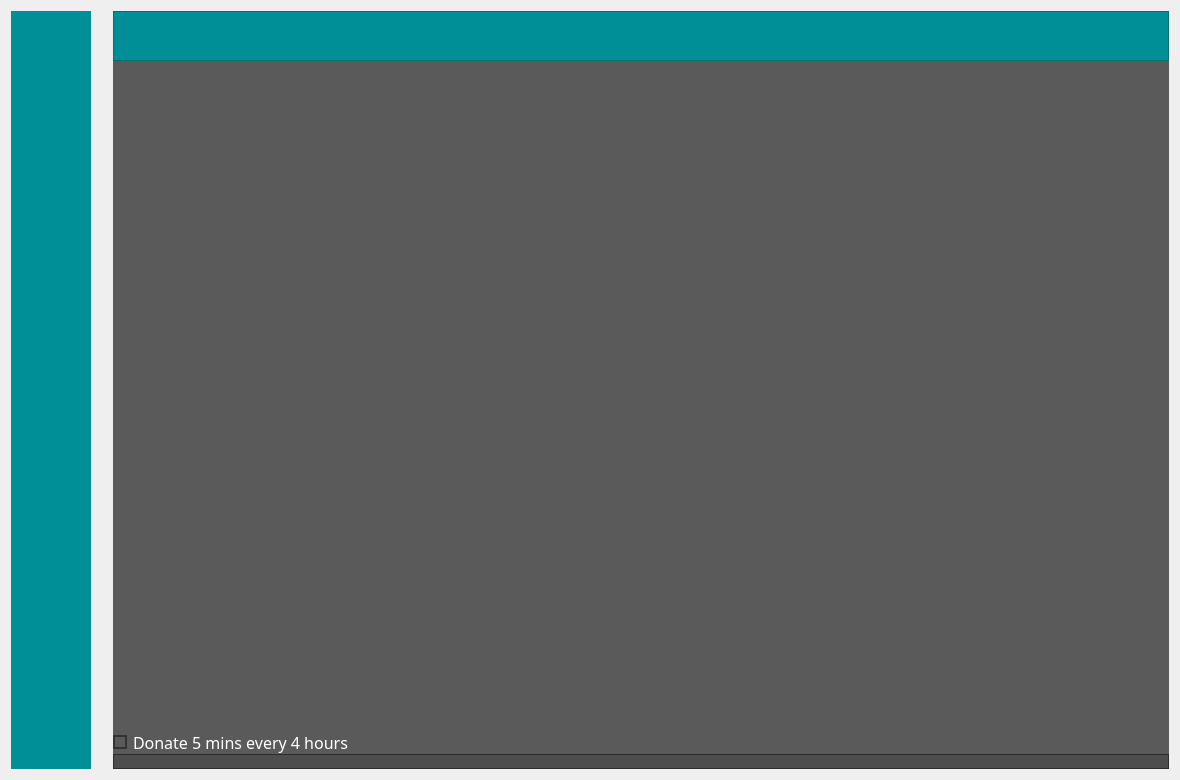
Before: the Qt Designer form Code/References/MinerLamp-master/MinerLamp-master/mainwindow.ui in UndertakerW/MinersCoffee, drawn with Qt 5.
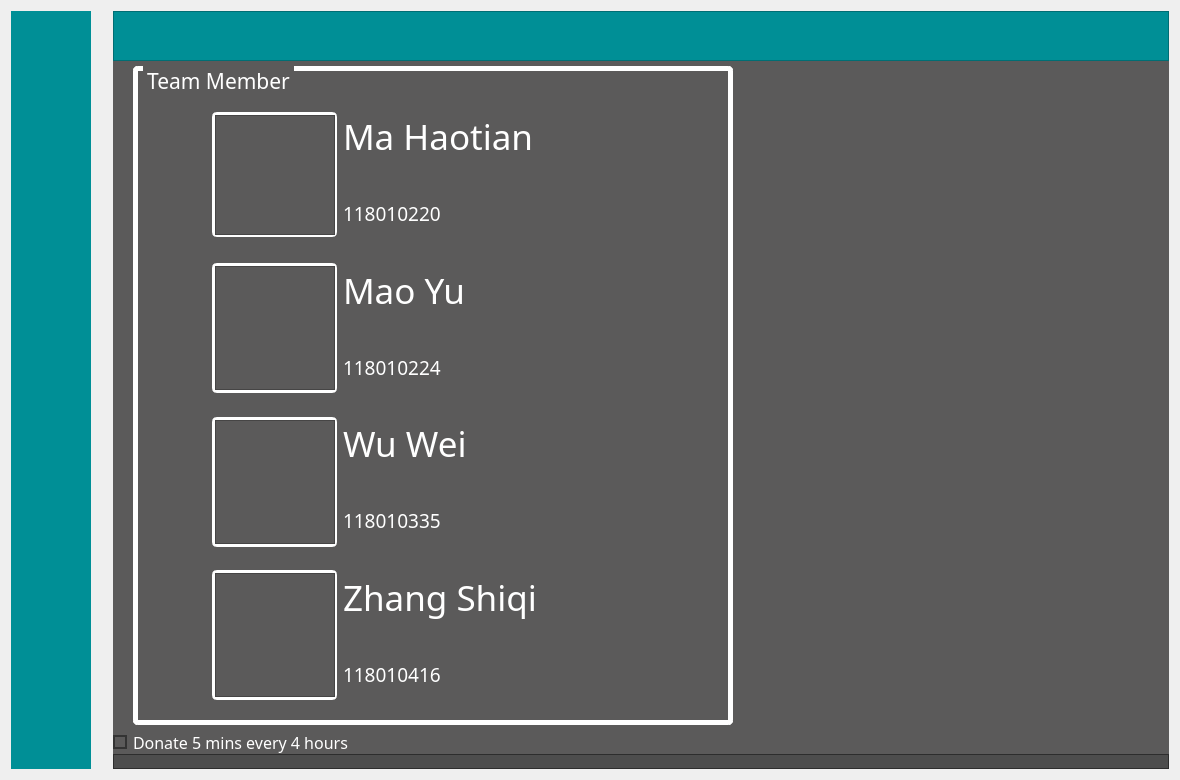
After: the same form once the commit is applied. The open tabs and pages were chosen to show the change. Icons and pictures are not drawn. Custom widgets are drawn as their Qt base class.

The edit to the form file:
```diff
--- a/Code/References/MinerLamp-master/MinerLamp-master/mainwindow.ui
+++ b/Code/References/MinerLamp-master/MinerLamp-master/mainwindow.ui
@@ -7213,7 +7213,10 @@
            </layout>
           </widget>
           <widget class="QWidget" name="pageHelp">
-           <layout class="QGridLayout" name="gridLayout_25">
+           <layout class="QVBoxLayout" name="verticalLayout_37">
+            <property name="spacing">
+             <number>0</number>
+            </property>
             <property name="leftMargin">
              <number>0</number>
             </property>
@@ -7226,10 +7229,7 @@
             <property name="bottomMargin">
              <number>0</number>
             </property>
-            <property name="spacing">
-             <number>0</number>
-            </property>
-            <item row="0" column="0" colspan="2">
+            <item>
              <widget class="QFrame" name="frameMonitorBar_3">
               <property name="minimumSize">
                <size>
@@ -7271,17 +7271,634 @@
               </layout>
              </widget>
             </item>
-            <item row="1" column="0">
-             <widget class="QLabel" name="label_38">
+            <item>
+             <layout class="QHBoxLayout" name="horizontalLayout_61">
+              <property name="leftMargin">
+               <number>20</number>
+              </property>
+              <property name="topMargin">
+               <number>5</number>
+              </property>
+              <property name="bottomMargin">
+               <number>5</number>
+              </property>
+              <item>
+               <widget class="QGroupBox" name="groupBox_19">
+                <property name="minimumSize">
+                 <size>
+                  <width>600</width>
+                  <height>580</height>
+                 </size>
+                </property>
+                <property name="font">
+                 <font>
+                  <family>Berlin Sans FB</family>
+                  <pointsize>16</pointsize>
+                 </font>
+                </property>
+                <property name="layoutDirection">
+                 <enum>Qt::LeftToRight</enum>
+                </property>
+                <property name="styleSheet">
+                 <string notr="true">QGroupBox::title{
+	color : white;
+	left: 10px;
+	margin-left: 0px;
+	padding: 0 1px;
+}
+
+QGroupBox{
+	border-width: 5px;
+	border-style: solid;
+	border-color: white;
+	margin-top: 0.5ex;
+	border-radius: 5px;
+}</string>
+                </property>
+                <property name="title">
+                 <string>Team Member</string>
+                </property>
+                <layout class="QGridLayout" name="gridLayout_64">
+                 <property name="leftMargin">
+                  <number>0</number>
+                 </property>
+                 <property name="topMargin">
+                  <number>30</number>
+                 </property>
+                 <item row="0" column="0">
+                  <layout class="QVBoxLayout" name="verticalLayout_32">
+                   <item>
+                    <layout class="QHBoxLayout" name="horizontalLayout_57">
+                     <item>
+                      <widget class="QGroupBox" name="groupBox_20">
+                       <property name="minimumSize">
+                        <size>
+                         <width>125</width>
+                         <height>125</height>
+                        </size>
+                       </property>
+                       <property name="maximumSize">
+                        <size>
+                         <width>125</width>
+                         <height>125</height>
+                        </size>
+                       </property>
+                       <property name="styleSheet">
+                        <string notr="true">QGroupBox::title{
+	color : white;
+	left: 10px;
+	margin-left: 0px;
+	padding: 0 1px;
+}
+
+QGroupBox{
+	border-width: 3px;
+	border-style: solid;
+	border-color: white;
+	margin-top: 0.5ex;
+	border-radius: 5px;
+	background: rgb(0,0,0,0);
+}</string>
+                       </property>
+                       <property name="title">
+                        <string/>
+                       </property>
+                       <layout class="QGridLayout" name="gridLayout_65">
+                        <property name="leftMargin">
+                         <number>0</number>
+                        </property>
+                        <property name="topMargin">
+                         <number>0</number>
+                        </property>
+                        <property name="rightMargin">
+                         <number>0</number>
+                        </property>
+                        <property name="bottomMargin">
+                         <number>0</number>
+                        </property>
+                        <property name="spacing">
+                         <number>0</number>
+                        </property>
+                        <item row="0" column="0">
+                         <widget class="QFrame" name="frame_48">
+                          <property name="minimumSize">
+                           <size>
+                            <width>120</width>
+                            <height>120</height>
+                           </size>
+                          </property>
+                          <property name="maximumSize">
+                           <size>
+                            <width>120</width>
+                            <height>130</height>
+                           </size>
+                          </property>
+                          <property name="styleSheet">
+                           <string notr="true">QFrame
+{
+   border-image: url(:/icons/icos/MaHaotian.jpg) 0 0 0 0 stretch stretch;
+   border-width: 0px;
+}</string>
+                          </property>
+                          <property name="frameShape">
+                           <enum>QFrame::StyledPanel</enum>
+                          </property>
+                          <property name="frameShadow">
+                           <enum>QFrame::Raised</enum>
+                          </property>
+                         </widget>
+                        </item>
+                       </layout>
+                      </widget>
+                     </item>
+                     <item>
+                      <layout class="QVBoxLayout" name="verticalLayout_33">
+                       <item>
+                        <widget class="QLabel" name="label_72">
+                         <property name="sizePolicy">
+                          <sizepolicy hsizetype="Fixed" vsizetype="Preferred">
+                           <horstretch>0</horstretch>
+                           <verstretch>0</verstretch>
+                          </sizepolicy>
+                         </property>
+                         <property name="minimumSize">
+                          <size>
+                           <width>300</width>
+                           <height>65</height>
+                          </size>
+                         </property>
+                         <property name="font">
+                          <font>
+                           <family>Berlin Sans FB</family>
+                           <pointsize>26</pointsize>
+                          </font>
+                         </property>
+                         <property name="styleSheet">
+                          <string notr="true">color : white;</string>
+                         </property>
               <property name="text">
+                          <string>Ma Haotian</string>
+                         </property>
+                        </widget>
+                       </item>
+                       <item>
+                        <widget class="QLabel" name="label_73">
+                         <property name="sizePolicy">
+                          <sizepolicy hsizetype="Fixed" vsizetype="Preferred">
+                           <horstretch>0</horstretch>
+                           <verstretch>0</verstretch>
+                          </sizepolicy>
+                         </property>
+                         <property name="minimumSize">
+                          <size>
+                           <width>100</width>
+                           <height>60</height>
+                          </size>
+                         </property>
+                         <property name="font">
+                          <font>
+                           <family>Berlin Sans FB</family>
+                           <pointsize>14</pointsize>
+                          </font>
+                         </property>
+                         <property name="styleSheet">
+                          <string notr="true">color : white;</string>
+                         </property>
+                         <property name="text">
+                          <string>118010220</string>
+                         </property>
+                        </widget>
+                       </item>
+                      </layout>
+                     </item>
+                    </layout>
+                   </item>
+                   <item>
+                    <layout class="QHBoxLayout" name="horizontalLayout_58">
+                     <item>
+                      <widget class="QGroupBox" name="groupBox_21">
+                       <property name="minimumSize">
+                        <size>
+                         <width>125</width>
+                         <height>125</height>
+                        </size>
+                       </property>
+                       <property name="maximumSize">
+                        <size>
+                         <width>125</width>
+                         <height>130</height>
+                        </size>
+                       </property>
+                       <property name="styleSheet">
+                        <string notr="true">QGroupBox::title{
+	color : white;
+	left: 10px;
+	margin-left: 0px;
+	padding: 0 1px;
+}
+
+QGroupBox{
+	border-width: 3px;
+	border-style: solid;
+	border-color: white;
+	margin-top: 0.5ex;
+	border-radius: 5px;
+	background: rgb(0,0,0,0);
+}</string>
+                       </property>
+                       <property name="title">
                <string/>
               </property>
-              <property name="pixmap">
-               <pixmap resource="resources.qrc">:/images/logo.png</pixmap>
-              </property>
-             </widget>
-            </item>
-            <item row="1" column="1">
+                       <layout class="QGridLayout" name="gridLayout_66">
+                        <property name="leftMargin">
+                         <number>0</number>
+                        </property>
+                        <property name="topMargin">
+                         <number>0</number>
+                        </property>
+                        <property name="rightMargin">
+                         <number>0</number>
+                        </property>
+                        <property name="bottomMargin">
+                         <number>0</number>
+                        </property>
+                        <property name="spacing">
+                         <number>0</number>
+                        </property>
+                        <item row="0" column="0">
+                         <widget class="QFrame" name="frame_49">
+                          <property name="minimumSize">
+                           <size>
+                            <width>120</width>
+                            <height>120</height>
+                           </size>
+                          </property>
+                          <property name="styleSheet">
+                           <string notr="true">QFrame
+{
+   border-image: url(:/icons/icos/MaoYu.jpg) 0 0 0 0 stretch stretch;
+   border-width: 0px;
+}</string>
+                          </property>
+                          <property name="frameShape">
+                           <enum>QFrame::StyledPanel</enum>
+                          </property>
+                          <property name="frameShadow">
+                           <enum>QFrame::Raised</enum>
+                          </property>
+                         </widget>
+                        </item>
+                       </layout>
+                      </widget>
+                     </item>
+                     <item>
+                      <layout class="QVBoxLayout" name="verticalLayout_34">
+                       <item>
+                        <widget class="QLabel" name="label_74">
+                         <property name="sizePolicy">
+                          <sizepolicy hsizetype="Fixed" vsizetype="Preferred">
+                           <horstretch>0</horstretch>
+                           <verstretch>0</verstretch>
+                          </sizepolicy>
+                         </property>
+                         <property name="minimumSize">
+                          <size>
+                           <width>300</width>
+                           <height>65</height>
+                          </size>
+                         </property>
+                         <property name="font">
+                          <font>
+                           <family>Berlin Sans FB</family>
+                           <pointsize>26</pointsize>
+                          </font>
+                         </property>
+                         <property name="styleSheet">
+                          <string notr="true">color : white;</string>
+                         </property>
+                         <property name="text">
+                          <string>Mao Yu</string>
+                         </property>
+                        </widget>
+                       </item>
+                       <item>
+                        <widget class="QLabel" name="label_75">
+                         <property name="sizePolicy">
+                          <sizepolicy hsizetype="Fixed" vsizetype="Preferred">
+                           <horstretch>0</horstretch>
+                           <verstretch>0</verstretch>
+                          </sizepolicy>
+                         </property>
+                         <property name="minimumSize">
+                          <size>
+                           <width>100</width>
+                           <height>60</height>
+                          </size>
+                         </property>
+                         <property name="font">
+                          <font>
+                           <family>Berlin Sans FB</family>
+                           <pointsize>14</pointsize>
+                          </font>
+                         </property>
+                         <property name="styleSheet">
+                          <string notr="true">color : white;</string>
+                         </property>
+                         <property name="text">
+                          <string>118010224</string>
+                         </property>
+                        </widget>
+                       </item>
+                      </layout>
+                     </item>
+                    </layout>
+                   </item>
+                   <item>
+                    <layout class="QHBoxLayout" name="horizontalLayout_59">
+                     <item>
+                      <widget class="QGroupBox" name="groupBox_22">
+                       <property name="minimumSize">
+                        <size>
+                         <width>125</width>
+                         <height>125</height>
+                        </size>
+                       </property>
+                       <property name="maximumSize">
+                        <size>
+                         <width>125</width>
+                         <height>130</height>
+                        </size>
+                       </property>
+                       <property name="styleSheet">
+                        <string notr="true">QGroupBox::title{
+	color : white;
+	left: 10px;
+	margin-left: 0px;
+	padding: 0 1px;
+}
+
+QGroupBox{
+	border-width: 3px;
+	border-style: solid;
+	border-color: white;
+	margin-top: 0.5ex;
+	border-radius: 5px;
+	background: rgb(0,0,0,0);
+}</string>
+                       </property>
+                       <property name="title">
+                        <string/>
+                       </property>
+                       <layout class="QGridLayout" name="gridLayout_67">
+                        <property name="leftMargin">
+                         <number>0</number>
+                        </property>
+                        <property name="topMargin">
+                         <number>0</number>
+                        </property>
+                        <property name="rightMargin">
+                         <number>0</number>
+                        </property>
+                        <property name="bottomMargin">
+                         <number>0</number>
+                        </property>
+                        <property name="spacing">
+                         <number>0</number>
+                        </property>
+                        <item row="0" column="0">
+                         <widget class="QFrame" name="frame_50">
+                          <property name="minimumSize">
+                           <size>
+                            <width>120</width>
+                            <height>120</height>
+                           </size>
+                          </property>
+                          <property name="styleSheet">
+                           <string notr="true">QFrame
+{
+   border-image: url(:/icons/icos/WuWei.jpg) 0 0 0 0 stretch stretch;
+   border-width: 0px;
+}</string>
+                          </property>
+                          <property name="frameShape">
+                           <enum>QFrame::StyledPanel</enum>
+                          </property>
+                          <property name="frameShadow">
+                           <enum>QFrame::Raised</enum>
+                          </property>
+                         </widget>
+                        </item>
+                       </layout>
+                      </widget>
+                     </item>
+                     <item>
+                      <layout class="QVBoxLayout" name="verticalLayout_35">
+                       <item>
+                        <widget class="QLabel" name="label_76">
+                         <property name="sizePolicy">
+                          <sizepolicy hsizetype="Fixed" vsizetype="Preferred">
+                           <horstretch>0</horstretch>
+                           <verstretch>0</verstretch>
+                          </sizepolicy>
+                         </property>
+                         <property name="minimumSize">
+                          <size>
+                           <width>300</width>
+                           <height>65</height>
+                          </size>
+                         </property>
+                         <property name="font">
+                          <font>
+                           <family>Berlin Sans FB</family>
+                           <pointsize>26</pointsize>
+                          </font>
+                         </property>
+                         <property name="styleSheet">
+                          <string notr="true">color : white;</string>
+                         </property>
+                         <property name="text">
+                          <string>Wu Wei</string>
+                         </property>
+                        </widget>
+                       </item>
+                       <item>
+                        <widget class="QLabel" name="label_77">
+                         <property name="sizePolicy">
+                          <sizepolicy hsizetype="Fixed" vsizetype="Preferred">
+                           <horstretch>0</horstretch>
+                           <verstretch>0</verstretch>
+                          </sizepolicy>
+                         </property>
+                         <property name="minimumSize">
+                          <size>
+                           <width>100</width>
+                           <height>60</height>
+                          </size>
+                         </property>
+                         <property name="font">
+                          <font>
+                           <family>Berlin Sans FB</family>
+                           <pointsize>14</pointsize>
+                          </font>
+                         </property>
+                         <property name="styleSheet">
+                          <string notr="true">color : white;</string>
+                         </property>
+                         <property name="text">
+                          <string>118010335</string>
+                         </property>
+                        </widget>
+                       </item>
+                      </layout>
+                     </item>
+                    </layout>
+                   </item>
+                   <item>
+                    <layout class="QHBoxLayout" name="horizontalLayout_60">
+                     <item>
+                      <widget class="QGroupBox" name="groupBox_23">
+                       <property name="minimumSize">
+                        <size>
+                         <width>125</width>
+                         <height>125</height>
+                        </size>
+                       </property>
+                       <property name="maximumSize">
+                        <size>
+                         <width>125</width>
+                         <height>130</height>
+                        </size>
+                       </property>
+                       <property name="styleSheet">
+                        <string notr="true">QGroupBox::title{
+	color : white;
+	left: 10px;
+	margin-left: 0px;
+	padding: 0 1px;
+}
+
+QGroupBox{
+	border-width: 3px;
+	border-style: solid;
+	border-color: white;
+	margin-top: 0.5ex;
+	border-radius: 5px;
+	background: rgb(0,0,0,0);
+}</string>
+                       </property>
+                       <property name="title">
+                        <string/>
+                       </property>
+                       <layout class="QGridLayout" name="gridLayout_68">
+                        <property name="leftMargin">
+                         <number>0</number>
+                        </property>
+                        <property name="topMargin">
+                         <number>0</number>
+                        </property>
+                        <property name="rightMargin">
+                         <number>0</number>
+                        </property>
+                        <property name="bottomMargin">
+                         <number>0</number>
+                        </property>
+                        <property name="spacing">
+                         <number>0</number>
+                        </property>
+                        <item row="0" column="0">
+                         <widget class="QFrame" name="frame_51">
+                          <property name="minimumSize">
+                           <size>
+                            <width>120</width>
+                            <height>120</height>
+                           </size>
+                          </property>
+                          <property name="styleSheet">
+                           <string notr="true">QFrame
+{
+   border-image: url(:/icons/icos/ZhangShiqi.jpg) 0 0 0 0 stretch stretch;
+   border-width: 0px;
+}</string>
+                          </property>
+                          <property name="frameShape">
+                           <enum>QFrame::StyledPanel</enum>
+                          </property>
+                          <property name="frameShadow">
+                           <enum>QFrame::Raised</enum>
+                          </property>
+                         </widget>
+                        </item>
+                       </layout>
+                      </widget>
+                     </item>
+                     <item>
+                      <layout class="QVBoxLayout" name="verticalLayout_36">
+                       <item>
+                        <widget class="QLabel" name="label_78">
+                         <property name="sizePolicy">
+                          <sizepolicy hsizetype="Fixed" vsizetype="Preferred">
+                           <horstretch>0</horstretch>
+                           <verstretch>0</verstretch>
+                          </sizepolicy>
+                         </property>
+                         <property name="minimumSize">
+                          <size>
+                           <width>300</width>
+                           <height>65</height>
+                          </size>
+                         </property>
+                         <property name="font">
+                          <font>
+                           <family>Berlin Sans FB</family>
+                           <pointsize>26</pointsize>
+                          </font>
+                         </property>
+                         <property name="styleSheet">
+                          <string notr="true">color : white;</string>
+                         </property>
+                         <property name="text">
+                          <string>Zhang Shiqi</string>
+                         </property>
+                        </widget>
+                       </item>
+                       <item>
+                        <widget class="QLabel" name="label_79">
+                         <property name="sizePolicy">
+                          <sizepolicy hsizetype="Fixed" vsizetype="Preferred">
+                           <horstretch>0</horstretch>
+                           <verstretch>0</verstretch>
+                          </sizepolicy>
+                         </property>
+                         <property name="minimumSize">
+                          <size>
+                           <width>100</width>
+                           <height>60</height>
+                          </size>
+                         </property>
+                         <property name="font">
+                          <font>
+                           <family>Berlin Sans FB</family>
+                           <pointsize>14</pointsize>
+                          </font>
+                         </property>
+                         <property name="styleSheet">
+                          <string notr="true">color : white;</string>
+                         </property>
+                         <property name="text">
+                          <string>118010416</string>
+                         </property>
+                        </widget>
+                       </item>
+                      </layout>
+                     </item>
+                    </layout>
+                   </item>
+                  </layout>
+                 </item>
+                </layout>
+               </widget>
+              </item>
+              <item>
              <widget class="QPlainTextEdit" name="plainTextEditHelpPage">
               <property name="font">
                <font>
@@ -7290,7 +7907,8 @@
                </font>
               </property>
               <property name="styleSheet">
-               <string notr="true">position:center</string>
+                 <string notr="true">position:center;
+color:white;</string>
               </property>
               <property name="frameShape">
                <enum>QFrame::NoFrame</enum>
@@ -7303,7 +7921,9 @@
               </property>
              </widget>
             </item>
-            <item row="2" column="0" colspan="2">
+             </layout>
+            </item>
+            <item>
              <widget class="QCheckBox" name="checkBoxHelpPage">
               <property name="font">
                <font>
```
Left out of the diff: 814 changed lines with no effect on the pictures. Lines whose indentation alone changed are shown as unchanged.
